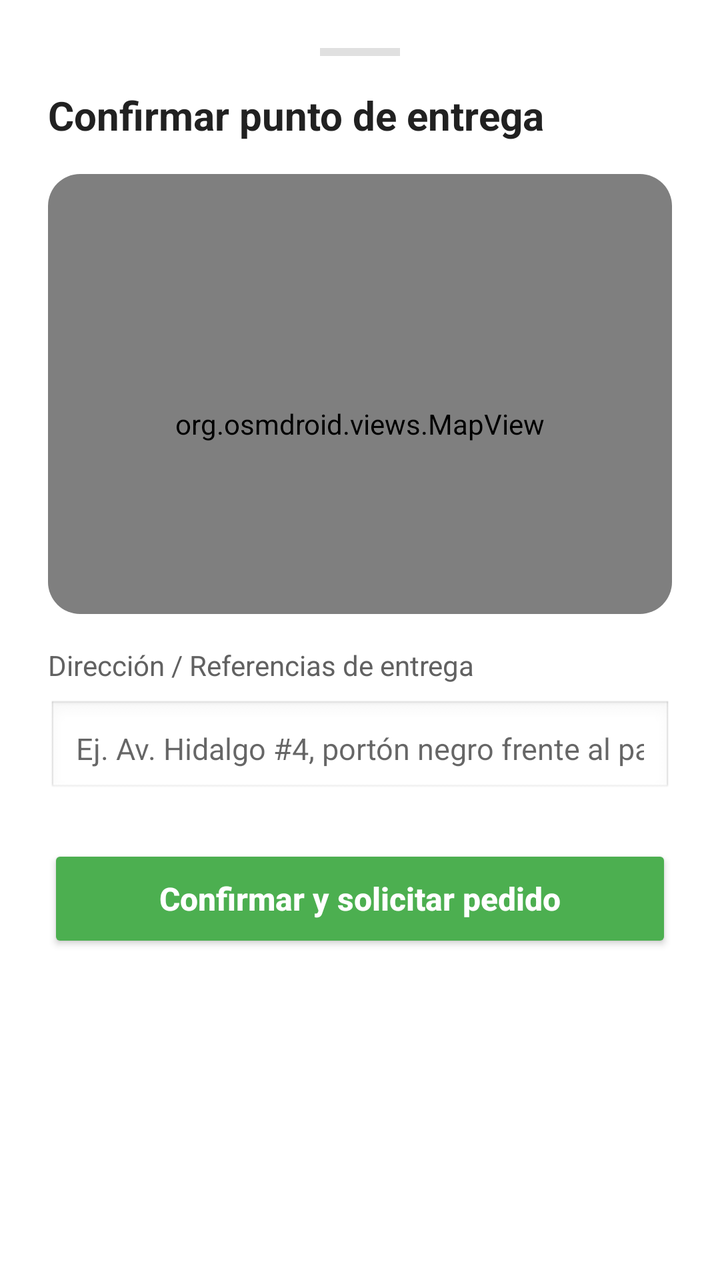
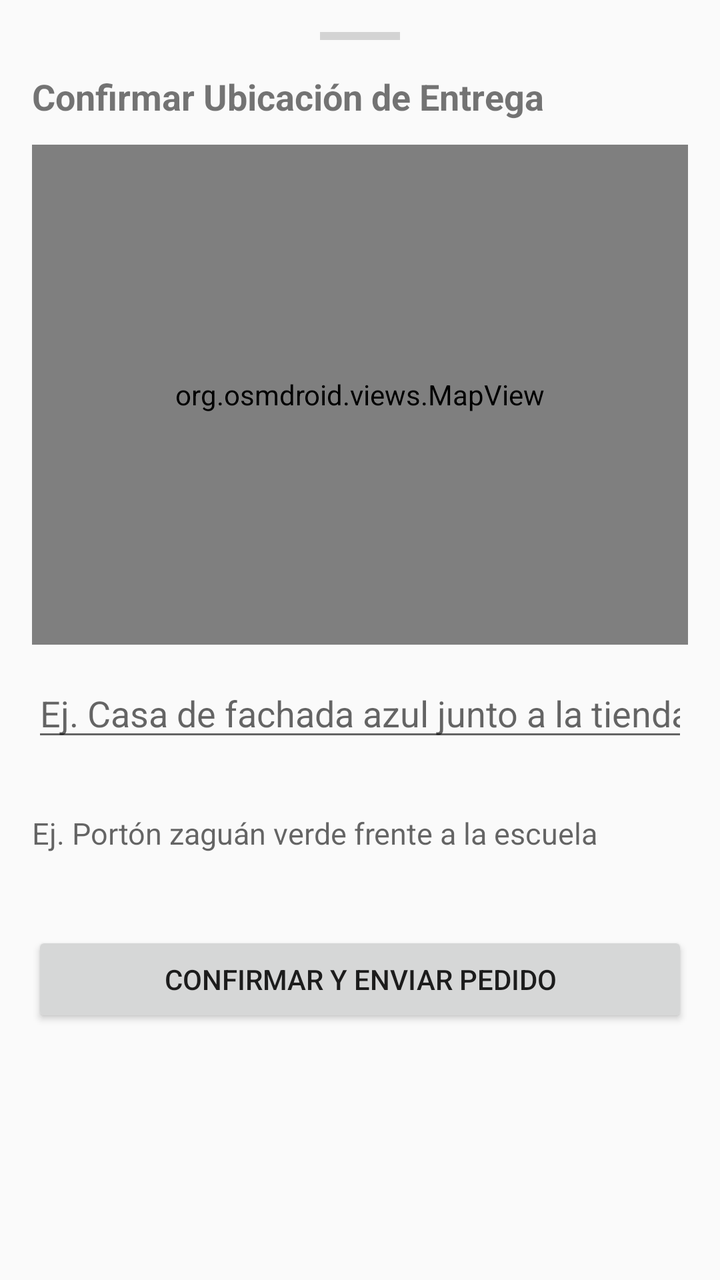

Screens rendered from an Android XML layout before and after an edit, with the pre-edit source and the edit as a unified diff.
<!-- AndroidManifest.xml: application theme Theme.AppCompat.Light.NoActionBar -->
<!-- res/layout/bottom_sheet_confirmar_pedido.xml -->
<?xml version="1.0" encoding="utf-8"?>
<LinearLayout xmlns:android="http://schemas.android.com/apk/res/android"
    xmlns:app="http://schemas.android.com/apk/res-auto"
    android:layout_width="match_parent"
    android:layout_height="wrap_content"
    android:background="#FFFFFF"
    android:orientation="vertical"
    android:padding="24dp">

    <View
        android:layout_width="40dp"
        android:layout_height="4dp"
        android:layout_gravity="center_horizontal"
        android:layout_marginBottom="16dp"
        android:background="#E0E0E0" />

    <TextView
        android:layout_width="match_parent"
        android:layout_height="wrap_content"
        android:text="Confirmar punto de entrega"
        android:textColor="#212121"
        android:textSize="20sp"
        android:textStyle="bold"
        android:layout_marginBottom="16dp" />

    <androidx.cardview.widget.CardView
        android:layout_width="match_parent"
        android:layout_height="220dp"
        app:cardCornerRadius="16dp"
        app:cardElevation="0dp"
        android:layout_marginBottom="16dp">

        <org.osmdroid.views.MapView
            android:id="@+id/mapViewConfirmar"
            android:layout_width="match_parent"
            android:layout_height="250dp" />
    </androidx.cardview.widget.CardView>

    <TextView
        android:layout_width="match_parent"
        android:layout_height="wrap_content"
        android:text="Dirección / Referencias de entrega"
        android:textColor="#616161"
        android:textSize="14sp"
        android:layout_marginBottom="8dp" />

    <EditText
        android:id="@+id/etDireccionConfirmar"
        android:layout_width="match_parent"
        android:layout_height="wrap_content"
        android:hint="Ej. Av. Hidalgo #4, portón negro frente al parque"
        android:background="@android:drawable/edit_text"
        android:padding="14dp"
        android:textSize="15sp"
        android:inputType="textPostalAddress"
        android:layout_marginBottom="24dp" />

    <Button
        android:id="@+id/btnConfirmarPedidoFinal"
        android:layout_width="match_parent"
        android:layout_height="54dp"
        android:text="Confirmar y solicitar pedido"
        android:textAllCaps="false"
        android:textSize="16sp"
        android:textStyle="bold"
        android:backgroundTint="#4CAF50"
        android:textColor="@android:color/white" />

</LinearLayout>
<!-- resources referenced by this layout -->
<resources>

</resources>

<!-- the commit's change to res/layout/bottom_sheet_confirmar_pedido.xml (unified diff, before → after) -->
@@ -1,69 +1,53 @@
 <?xml version="1.0" encoding="utf-8"?>
 <LinearLayout xmlns:android="http://schemas.android.com/apk/res/android"
-    xmlns:app="http://schemas.android.com/apk/res-auto"
     android:layout_width="match_parent"
     android:layout_height="wrap_content"
-    android:background="#FFFFFF"
     android:orientation="vertical"
-    android:padding="24dp">
+    android:padding="16dp">
 
     <View
         android:layout_width="40dp"
         android:layout_height="4dp"
         android:layout_gravity="center_horizontal"
         android:layout_marginBottom="16dp"
-        android:background="#E0E0E0" />
+        android:background="#D3D3D3" />
 
     <TextView
+        android:layout_width="wrap_content"
+        android:layout_height="wrap_content"
+        android:text="Confirmar Ubicación de Entrega"
+        android:textSize="18sp"
+        android:textStyle="bold"
+        android:layout_marginBottom="12dp"/>
+
+    <org.osmdroid.views.MapView
+        android:id="@+id/mapViewConfirmar"
         android:layout_width="match_parent"
-        android:layout_height="wrap_content"
-        android:text="Confirmar punto de entrega"
-        android:textColor="#212121"
-        android:textSize="20sp"
-        android:textStyle="bold"
-        android:layout_marginBottom="16dp" />
-
-    <androidx.cardview.widget.CardView
-        android:layout_width="match_parent"
-        android:layout_height="220dp"
-        app:cardCornerRadius="16dp"
-        app:cardElevation="0dp"
-        android:layout_marginBottom="16dp">
-
-        <org.osmdroid.views.MapView
-            android:id="@+id/mapViewConfirmar"
-            android:layout_width="match_parent"
-            android:layout_height="250dp" />
-    </androidx.cardview.widget.CardView>
-
-    <TextView
-        android:layout_width="match_parent"
-        android:layout_height="wrap_content"
-        android:text="Dirección / Referencias de entrega"
-        android:textColor="#616161"
-        android:textSize="14sp"
-        android:layout_marginBottom="8dp" />
+        android:layout_height="250dp"
+        android:layout_marginBottom="12dp" />
 
     <EditText
         android:id="@+id/etDireccionConfirmar"
         android:layout_width="match_parent"
         android:layout_height="wrap_content"
-        android:hint="Ej. Av. Hidalgo #4, portón negro frente al parque"
-        android:background="@android:drawable/edit_text"
-        android:padding="14dp"
+        android:hint="Ej. Casa de fachada azul junto a la tienda, Calle..."
+        android:inputType="textPostalAddress"
+        android:layout_marginBottom="16dp" />
+    <EditText
+        android:id="@+id/etReferenciaConfirmar"
+        android:layout_width="match_parent"
+        android:layout_height="50dp"
+        android:background="@android:color/transparent"
+        android:hint="Ej. Portón zaguán verde frente a la escuela"
+        android:inputType="text"
+        android:textColor="#333333"
         android:textSize="15sp"
-        android:inputType="textPostalAddress"
         android:layout_marginBottom="24dp" />
 
     <Button
         android:id="@+id/btnConfirmarPedidoFinal"
         android:layout_width="match_parent"
-        android:layout_height="54dp"
-        android:text="Confirmar y solicitar pedido"
-        android:textAllCaps="false"
-        android:textSize="16sp"
-        android:textStyle="bold"
-        android:backgroundTint="#4CAF50"
-        android:textColor="@android:color/white" />
+        android:layout_height="wrap_content"
+        android:text="Confirmar y Enviar Pedido" />
 
 </LinearLayout>
